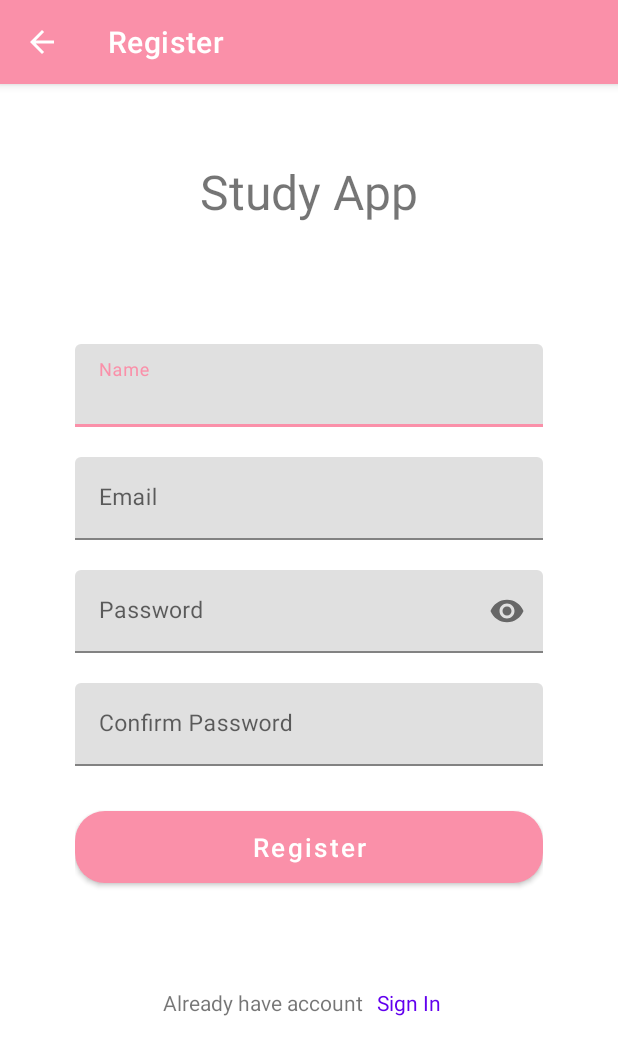
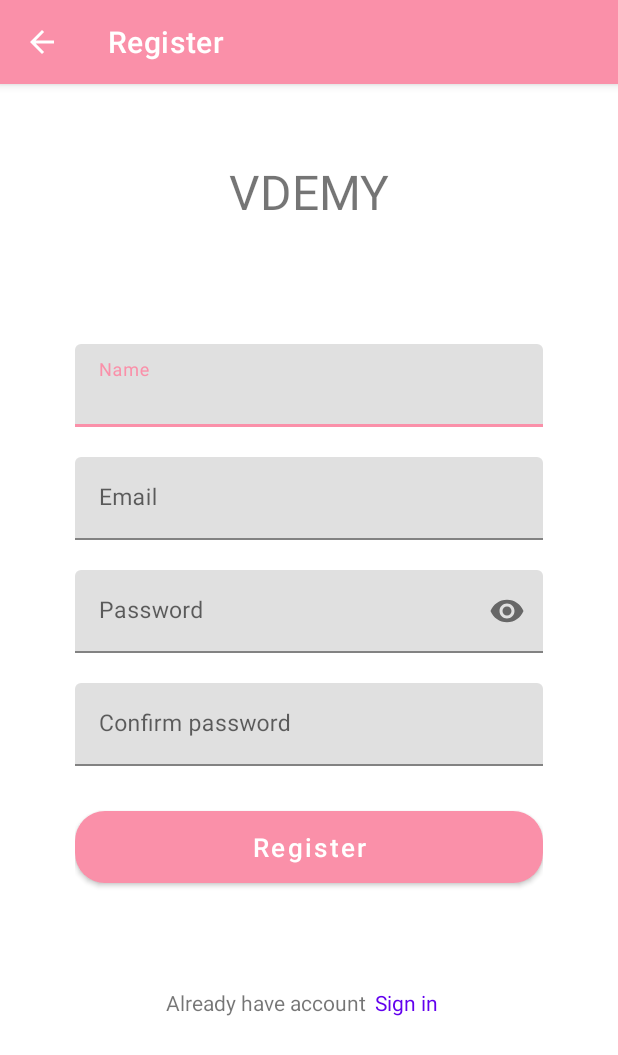
Before and after one commit to samro123/appVideo, an Android app: the screen it shows after launch (RegisterActivity), after a tap on "Register", on a phone screen of 412 x 824 dp. Shown: the top 1055 px of the screen. Run offline under Robolectric (Android 15) with nearby library versions, the phone set to English and light mode, and no system bars; Roboto replaces fonts that are not available here.

Commit message:
Add string resource, sp -> fontsize

```diff
--- a/app/src/main/java/com/thellog/laravelapiandroid/Constant.java
+++ b/app/src/main/java/com/thellog/laravelapiandroid/Constant.java
@@ -1,9 +1,8 @@
 package com.thellog.laravelapiandroid;
 
 public class Constant {
-    public static final String URL= "http://192.168.1.4/";
+    public static final String URL= "http://192.168.1.15/";
     public static final String HOME = URL + "api";
     public static final String LOGIN = HOME + "/login";
     public static final String REGISTER = HOME + "/register";
-
 }
--- a/app/src/main/java/com/thellog/laravelapiandroid/LoginActivity.java
+++ b/app/src/main/java/com/thellog/laravelapiandroid/LoginActivity.java
@@ -1,16 +1,16 @@
 package com.thellog.laravelapiandroid;
 
 import android.app.AlertDialog;
-import android.content.DialogInterface;
 import android.content.Intent;
 import android.os.Bundle;
-import android.view.View;
 import android.widget.Button;
 import android.widget.TextView;
 import android.widget.Toast;
 import androidx.appcompat.app.AppCompatActivity;
 import org.json.JSONException;
 import org.json.JSONObject;
+
+import java.util.Objects;
 
 public class LoginActivity extends AppCompatActivity {
     TextView etEmail, etPassword,btnRegister;
@@ -19,7 +19,7 @@ public class LoginActivity extends AppCompatActivity {
     LocalStorage localStorage;
     @Override
     protected void onCreate(Bundle savedInstanceState) {
-        getSupportActionBar().setTitle("Login");
+        Objects.requireNonNull(getSupportActionBar()).setTitle("Login");
         super.onCreate(savedInstanceState);
         setContentView(R.layout.layout_sign_in);
 
@@ -30,19 +30,11 @@ public class LoginActivity extends AppCompatActivity {
         btnLogin=findViewById(R.id.btnLogin);
         btnRegister=findViewById(R.id.btnRegister);
 
-        btnLogin.setOnClickListener(new View.OnClickListener() {
-            @Override
-            public void onClick(View view) {
-                checkLogin();
-            }
-        });
+        btnLogin.setOnClickListener(view -> checkLogin());
 
-        btnRegister.setOnClickListener(new View.OnClickListener() {
-            @Override
-            public void onClick(View view) {
+        btnRegister.setOnClickListener(view -> {
             Intent intent= new Intent(LoginActivity.this, RegisterActivity.class);
             startActivity(intent);
-            }
         });
 
 
@@ -72,17 +64,13 @@ public class LoginActivity extends AppCompatActivity {
         String data=params.toString();
         String url=getString(R.string.api_server)+"/login";
 
-        new Thread(new Runnable() {
-            @Override
-            public void run() {
+        new Thread(() -> {
             Http http=new Http(LoginActivity.this,url);
             http.setMethod("post");
             http.setData(data);
             http.send();
 
-                runOnUiThread(new Runnable() {
-                    @Override
-                    public void run() {
+            runOnUiThread(() -> {
                     Integer code=http.getStatusCode();
                     if(code==200){
                         try {
@@ -118,9 +106,7 @@ public class LoginActivity extends AppCompatActivity {
                     else{
                         Toast.makeText(LoginActivity.this,"Error"+code,Toast.LENGTH_SHORT).show();
                     }
-                    }
             });
-            }
         }).start();
     }
 
@@ -129,12 +115,7 @@ public class LoginActivity extends AppCompatActivity {
                 .setTitle("Failed")
                 .setIcon(R.drawable.ic_launcher_background)   //part1
                 .setMessage(s)
-                .setPositiveButton("ok", new DialogInterface.OnClickListener() {
-                    @Override
-                    public void onClick(DialogInterface dialog, int which) {
-                        dialog.dismiss();
-                    }
-                })
+                .setPositiveButton("ok", (dialog, which) -> dialog.dismiss())
                 .show();
     }
 }
--- a/app/src/main/res/layout/activity_detail_video.xml
+++ b/app/src/main/res/layout/activity_detail_video.xml
@@ -1,6 +1,5 @@
 <?xml version="1.0" encoding="utf-8"?>
 <RelativeLayout xmlns:android="http://schemas.android.com/apk/res/android"
-    xmlns:app="http://schemas.android.com/apk/res-auto"
     xmlns:tools="http://schemas.android.com/tools"
     android:layout_width="match_parent"
     android:layout_height="match_parent"
@@ -11,6 +10,6 @@
         android:layout_width="wrap_content"
         android:layout_height="wrap_content"
         android:layout_centerInParent="true"
-        android:text="@string/app_name"/>
+        android:text="@string/app_name" />
 
 </RelativeLayout>
--- a/app/src/main/res/layout/activity_main.xml
+++ b/app/src/main/res/layout/activity_main.xml
@@ -1,6 +1,5 @@
 <?xml version="1.0" encoding="utf-8"?>
 <RelativeLayout xmlns:android="http://schemas.android.com/apk/res/android"
-    xmlns:app="http://schemas.android.com/apk/res-auto"
     xmlns:tools="http://schemas.android.com/tools"
     android:layout_width="match_parent"
     android:layout_height="match_parent"
@@ -12,7 +11,7 @@
         android:fontFamily="@font/arbutus"
         android:gravity="center_horizontal"
         android:src="@drawable/study6"
-        android:textSize="32dp" >
-    </ImageView>
+        android:textSize="32sp"
+        android:contentDescription="@string/welcome_image" />
 
 </RelativeLayout>
--- a/app/src/main/res/layout/activity_video.xml
+++ b/app/src/main/res/layout/activity_video.xml
@@ -1,6 +1,5 @@
 <?xml version="1.0" encoding="utf-8"?>
 <LinearLayout xmlns:android="http://schemas.android.com/apk/res/android"
-    xmlns:app="http://schemas.android.com/apk/res-auto"
     xmlns:tools="http://schemas.android.com/tools"
     android:layout_width="match_parent"
     android:layout_height="match_parent"
@@ -10,9 +9,9 @@
     <TextView
         android:layout_width="match_parent"
         android:layout_height="wrap_content"
-        android:text="Video"
+        android:text="@string/app_video"
         android:gravity="center"
-        android:textSize="30dp"
+        android:textSize="30sp"
         android:layout_marginBottom="30dp"
         android:layout_margin="10dp"
         />
--- a/app/src/main/res/layout/item_imgebanner.xml
+++ b/app/src/main/res/layout/item_imgebanner.xml
@@ -8,6 +8,6 @@
         android:layout_width="match_parent"
         android:layout_height="match_parent"
         android:scaleType="centerCrop"
-        />
+        android:contentDescription="@string/image_for_banner" />
 
 </LinearLayout>
--- a/app/src/main/res/layout/layout_sign_up.xml
+++ b/app/src/main/res/layout/layout_sign_up.xml
@@ -10,8 +10,8 @@
     <TextView
         android:layout_width="match_parent"
         android:layout_height="wrap_content"
-        android:text="Study App"
-        android:textSize="32dp"
+        android:text="@string/app_name_uppercase"
+        android:textSize="32sp"
         android:fontFamily="@font/arbutus"
         android:gravity="center_horizontal"
         android:layout_marginTop="50dp"
@@ -26,9 +26,9 @@
             android:id="@+id/etName"
             android:layout_width="match_parent"
             android:layout_height="wrap_content"
-            android:hint="Name"
+            android:hint="@string/hint_name"
             android:inputType="textEmailAddress"
-            android:textSize="15dp"/>
+            android:textSize="15sp"/>
 
     </com.google.android.material.textfield.TextInputLayout>
 
@@ -41,9 +41,9 @@
             android:id="@+id/etEmail"
             android:layout_width="match_parent"
             android:layout_height="wrap_content"
-            android:hint="Email"
+            android:hint="@string/hint_email"
             android:inputType="textEmailAddress"
-            android:textSize="15dp"/>
+            android:textSize="15sp"/>
 
     </com.google.android.material.textfield.TextInputLayout>
 
@@ -57,12 +57,9 @@
             android:id="@+id/etPassword"
             android:layout_width="match_parent"
             android:layout_height="wrap_content"
-            android:hint="Password"
+            android:hint="@string/hint_password"
             android:inputType="textPassword"
-            android:textSize="15dp"/>
-
-
-
+            android:textSize="15sp"/>
     </com.google.android.material.textfield.TextInputLayout>
 
     <com.google.android.material.textfield.TextInputLayout
@@ -74,9 +71,9 @@
             android:id="@+id/etConfirnation"
             android:layout_width="match_parent"
             android:layout_height="wrap_content"
-            android:hint="Confirm Password"
+            android:hint="@string/hint_confirm_pass"
             android:inputType="textPassword"
-            android:textSize="15dp"/>
+            android:textSize="15sp"/>
 
 
 
@@ -86,10 +83,10 @@
         android:layout_width="match_parent"
         android:layout_height="wrap_content"
         android:id="@+id/btnRegister"
-        android:text="Register"
+        android:text="@string/app_sign_up"
         android:background="@drawable/btn_round"
         android:textColor="@color/white"
-        android:textSize="17dp"
+        android:textSize="17sp"
         android:textAllCaps="false"
         android:layout_marginBottom="70dp"/>
 
@@ -103,15 +100,15 @@
         <TextView
             android:layout_width="wrap_content"
             android:layout_height="wrap_content"
-            android:text="Already have account "
-            android:layout_marginRight="6dp" />
+            android:text="@string/app_have_account"
+            android:layout_marginEnd="6sp" />
 
         <TextView
             android:id="@+id/btnLogin"
             android:layout_width="45dp"
             android:layout_height="match_parent"
-            android:layout_marginRight="6dp"
-            android:text="Sign In"
+            android:layout_marginEnd="6sp"
+            android:text="@string/app_sign_in"
             android:textColor="@color/purple_500" />
     </LinearLayout>
 
--- a/app/src/main/res/values/strings.xml
+++ b/app/src/main/res/values/strings.xml
@@ -1,5 +1,21 @@
 <resources>
-    <string name="api_server">http://192.168.1.4:8000/api</string>
+    <string name="api_server">http://192.168.1.15:8000/api</string>
     <string name="app_name">vdemy</string>
     <string name="app_name_uppercase">VDEMY</string>
+    <string name="hint_email">Email</string>
+    <string name="hint_password">Password</string>
+    <string name="hint_confirm_pass">Confirm password</string>
+    <string name="hint_name">Name</string>
+    <string name="app_sign_in">Sign in</string>
+    <string name="app_sign_up">Register</string>
+    <string name="app_video">Video</string>
+    <string name="app_no_account">Do not have account</string>
+    <string name="app_have_account">Already have account</string>
+    <string name="view_pager">View pager</string>
+    <string name="welcome_image">Welcome image</string>
+    <string name="image_for_banner">Image for banner</string>
+    <string name="app_skip">skip</string>
+    <string name="app_next">Next</string>
+    <string name="app_home">Home</string>
+    <string name="app_khoa_hoc">Khóa Học</string>
 </resources>
```
Also changed, not shown: app/src/main/res/layout/activity_auth.xml (+3 -8 lines), app/src/main/res/layout/activity_home.xml (+4 -6 lines), app/src/main/res/layout/activity_onboard.xml (+14 -14 lines), app/src/main/res/layout/item_home.xml (+10 -15 lines), app/src/main/res/layout/item_video.xml (+6 -7 lines), app/src/main/res/layout/layout_sign_in.xml (+11 -15 lines), app/src/main/res/layout/view_pager.xml (+4 -3 lines), 1 other file. Lines whose indentation alone changed are shown as unchanged.
